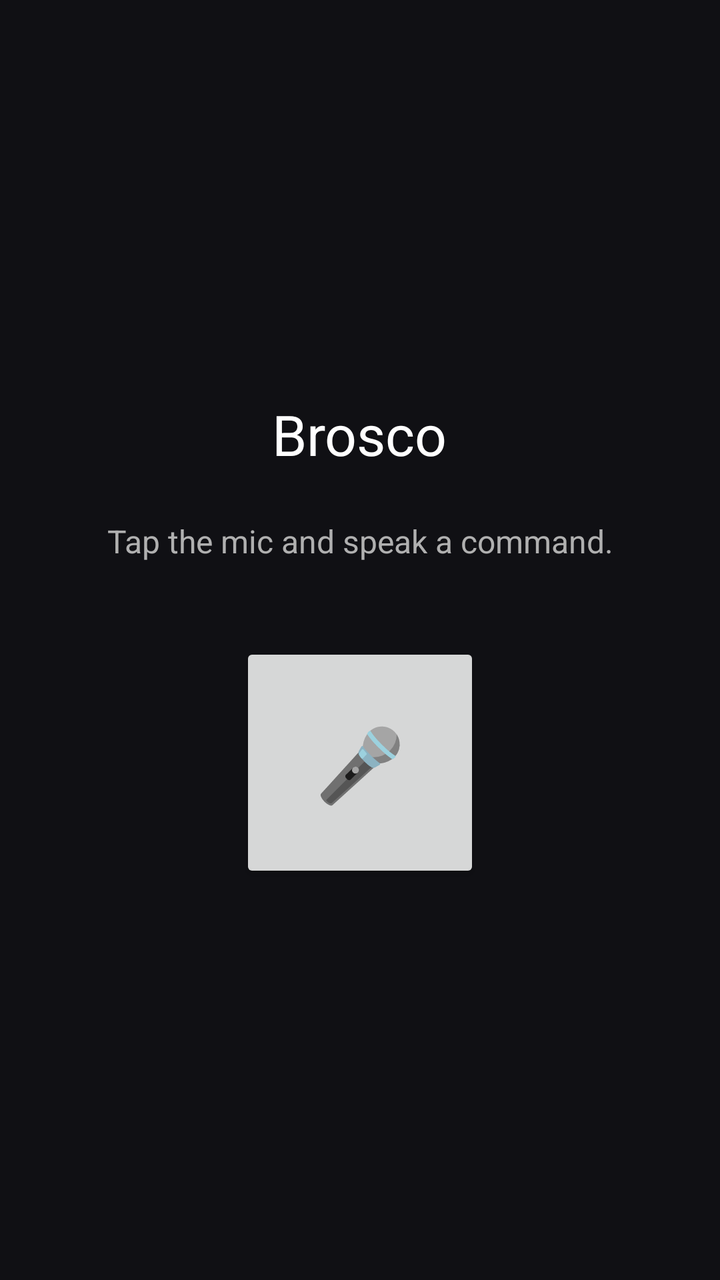
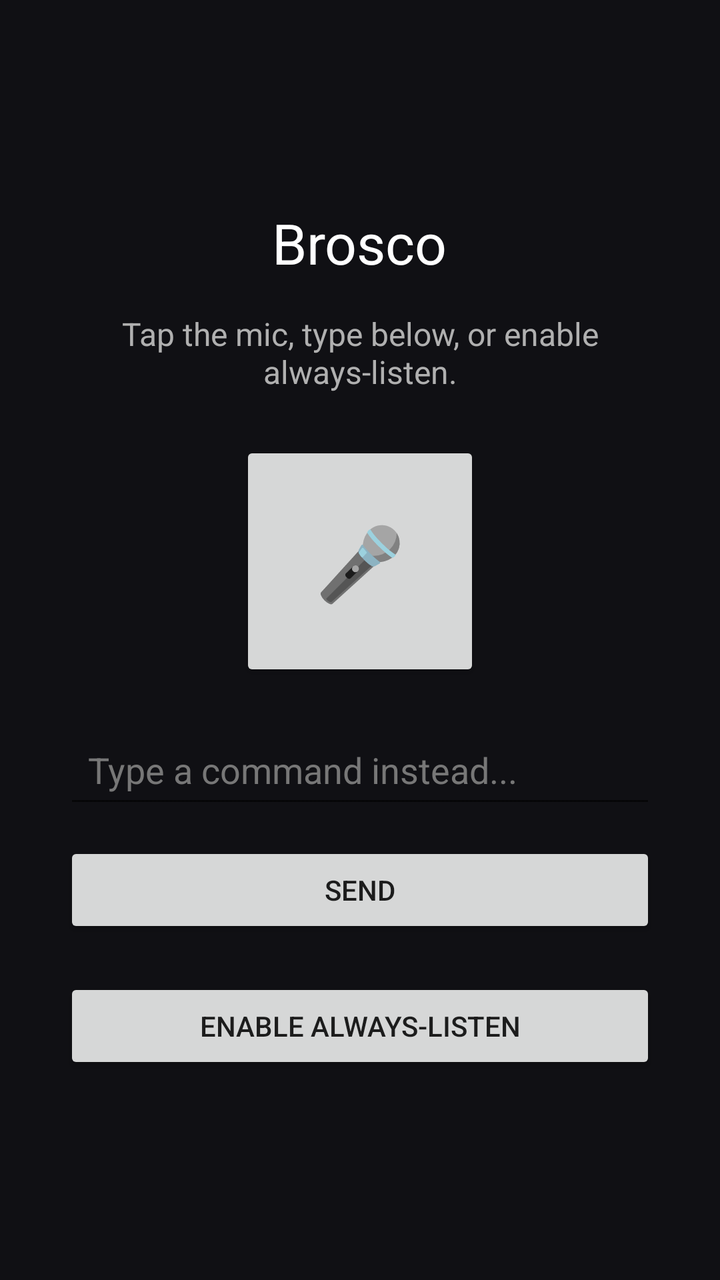

Screens rendered from an Android XML layout before and after an edit, with the pre-edit source and the edit as a unified diff.
<!-- AndroidManifest.xml: application theme Theme.AppCompat.DayNight.NoActionBar -->
<!-- res/layout/activity_main.xml -->
<?xml version="1.0" encoding="utf-8"?>
<LinearLayout xmlns:android="http://schemas.android.com/apk/res/android"
    android:layout_width="match_parent"
    android:layout_height="match_parent"
    android:orientation="vertical"
    android:gravity="center"
    android:padding="32dp"
    android:background="#101014">

    <TextView
        android:id="@+id/statusText"
        android:layout_width="wrap_content"
        android:layout_height="wrap_content"
        android:text="Brosco"
        android:textSize="28sp"
        android:textColor="#FFFFFF"
        android:layout_marginBottom="24dp"/>

    <TextView
        android:id="@+id/responseText"
        android:layout_width="match_parent"
        android:layout_height="wrap_content"
        android:text="Tap the mic and speak a command."
        android:textSize="16sp"
        android:textColor="#B0B0B0"
        android:gravity="center"
        android:layout_marginBottom="40dp"/>

    <Button
        android:id="@+id/micButton"
        android:layout_width="120dp"
        android:layout_height="120dp"
        android:text="🎤"
        android:textSize="36sp"/>

</LinearLayout>
<!-- resources referenced by this layout -->
<resources>

</resources>

<!-- the commit's change to res/layout/activity_main.xml (unified diff, before → after) -->
@@ -14,23 +14,47 @@
         android:text="Brosco"
         android:textSize="28sp"
         android:textColor="#FFFFFF"
-        android:layout_marginBottom="24dp"/>
+        android:layout_marginBottom="16dp"/>
 
     <TextView
         android:id="@+id/responseText"
         android:layout_width="match_parent"
         android:layout_height="wrap_content"
-        android:text="Tap the mic and speak a command."
+        android:text="Tap the mic, type below, or enable always-listen."
         android:textSize="16sp"
         android:textColor="#B0B0B0"
         android:gravity="center"
-        android:layout_marginBottom="40dp"/>
+        android:layout_marginBottom="24dp"/>
 
     <Button
         android:id="@+id/micButton"
         android:layout_width="120dp"
         android:layout_height="120dp"
         android:text="🎤"
-        android:textSize="36sp"/>
+        android:textSize="36sp"
+        android:layout_marginBottom="20dp"/>
+
+    <EditText
+        android:id="@+id/textInput"
+        android:layout_width="match_parent"
+        android:layout_height="wrap_content"
+        android:hint="Type a command instead..."
+        android:textColorHint="#777777"
+        android:textColor="#FFFFFF"
+        android:padding="12dp"
+        android:layout_marginBottom="12dp"/>
+
+    <Button
+        android:id="@+id/sendTextButton"
+        android:layout_width="match_parent"
+        android:layout_height="wrap_content"
+        android:text="Send"
+        android:layout_marginBottom="20dp"/>
+
+    <Button
+        android:id="@+id/alwaysListenButton"
+        android:layout_width="match_parent"
+        android:layout_height="wrap_content"
+        android:text="Enable Always-Listen"/>
 
 </LinearLayout>
